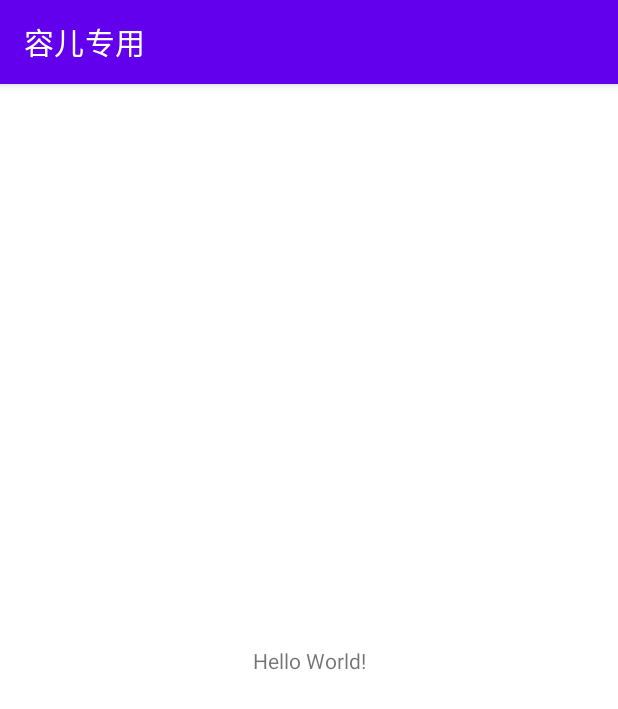
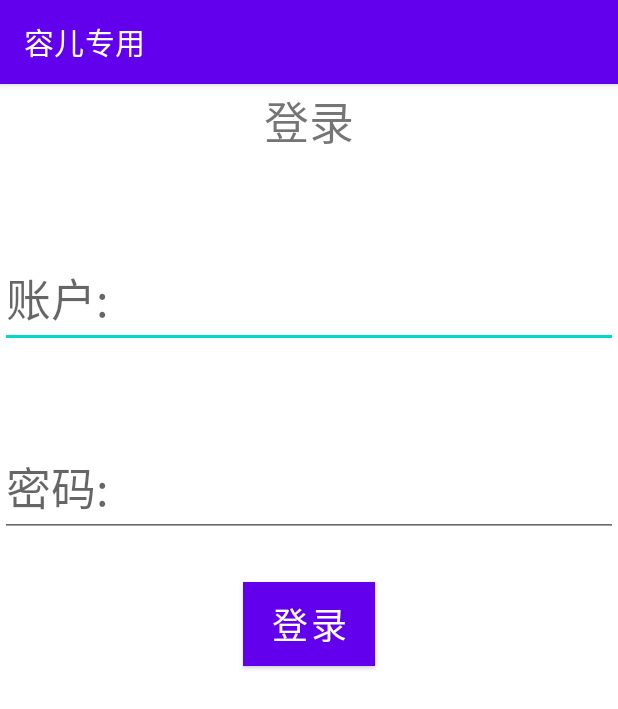
Before and after one commit to 0xWilliamWang/simultanceous-video-playback-android, an Android app: the screen it shows after launch (MainActivity), on a phone screen of 412 x 824 dp. Shown: the top 709 px of the screen. Run offline under Robolectric (Android 15) with nearby library versions, the phone set to English and light mode, and no system bars.

Commit message:
add login ui

```diff
--- a/app/src/main/java/com/example/practiceandroid/MainActivity.kt
+++ b/app/src/main/java/com/example/practiceandroid/MainActivity.kt
@@ -2,10 +2,17 @@ package com.example.practiceandroid
 
 import androidx.appcompat.app.AppCompatActivity
 import android.os.Bundle
+import android.widget.Button
+import android.widget.Toast
 
 class MainActivity : AppCompatActivity() {
     override fun onCreate(savedInstanceState: Bundle?) {
         super.onCreate(savedInstanceState)
-        setContentView(R.layout.activity_main)
+        setContentView(R.layout.login)
+
+        val loginBtn:Button = findViewById(R.id.login)
+        loginBtn.setOnClickListener(
+            {Toast.makeText(this,"正在开发中",Toast.LENGTH_SHORT).show()}
+        )
     }
 }
--- a/app/src/main/res/layout/activity_main.xml
+++ /dev/null
@@ -1,18 +0,0 @@
-<?xml version="1.0" encoding="utf-8"?>
-<androidx.constraintlayout.widget.ConstraintLayout xmlns:android="http://schemas.android.com/apk/res/android"
-    xmlns:app="http://schemas.android.com/apk/res-auto"
-    xmlns:tools="http://schemas.android.com/tools"
-    android:layout_width="match_parent"
-    android:layout_height="match_parent"
-    tools:context=".MainActivity">
-
-    <TextView
-        android:layout_width="wrap_content"
-        android:layout_height="wrap_content"
-        android:text="Hello World!"
-        app:layout_constraintBottom_toBottomOf="parent"
-        app:layout_constraintLeft_toLeftOf="parent"
-        app:layout_constraintRight_toRightOf="parent"
-        app:layout_constraintTop_toTopOf="parent" />
-
-</androidx.constraintlayout.widget.ConstraintLayout>
--- /dev/null
+++ b/app/src/main/res/layout/login.xml
@@ -0,0 +1,43 @@
+<?xml version="1.0" encoding="utf-8"?>
+<LinearLayout xmlns:android="http://schemas.android.com/apk/res/android"
+    android:background="#fff"
+    android:orientation="vertical"
+    android:layout_width="match_parent"
+    android:layout_height="match_parent">
+
+    <TextView
+        android:layout_width="match_parent"
+        android:layout_height="50dp"
+        android:gravity="center"
+        android:textSize="30sp"
+        android:text="@string/login_page" />
+
+    <EditText
+        android:id="@+id/account"
+        android:layout_width="match_parent"
+        android:layout_height="wrap_content"
+        android:layout_gravity="center"
+        android:layout_marginTop="60dp"
+        android:hint="@string/account_tips"
+        android:textSize="30sp" />
+
+    <EditText
+        android:id="@+id/password"
+        android:layout_width="match_parent"
+        android:layout_height="wrap_content"
+        android:layout_gravity="center"
+        android:layout_marginTop="60dp"
+        android:hint="@string/password_tips"
+        android:inputType="textPassword"
+        android:textSize="30sp" />
+
+    <Button
+        android:layout_width="wrap_content"
+        android:layout_height="wrap_content"
+        android:background="#1e90ff"
+        android:textSize="24sp"
+        android:id="@+id/login"
+        android:text="@string/login"
+        android:layout_marginTop="30sp"
+        android:layout_gravity="center"/>
+</LinearLayout>
--- a/app/src/main/res/values/strings.xml
+++ b/app/src/main/res/values/strings.xml
@@ -1,3 +1,7 @@
 <resources>
     <string name="app_name">容儿专用</string>
+    <string name="login_page">登录</string>
+    <string name="login">登录</string>
+    <string name="account_tips">账户:</string>
+    <string name="password_tips">密码:</string>
 </resources>
```
Also changed, not shown: 3 other files.
